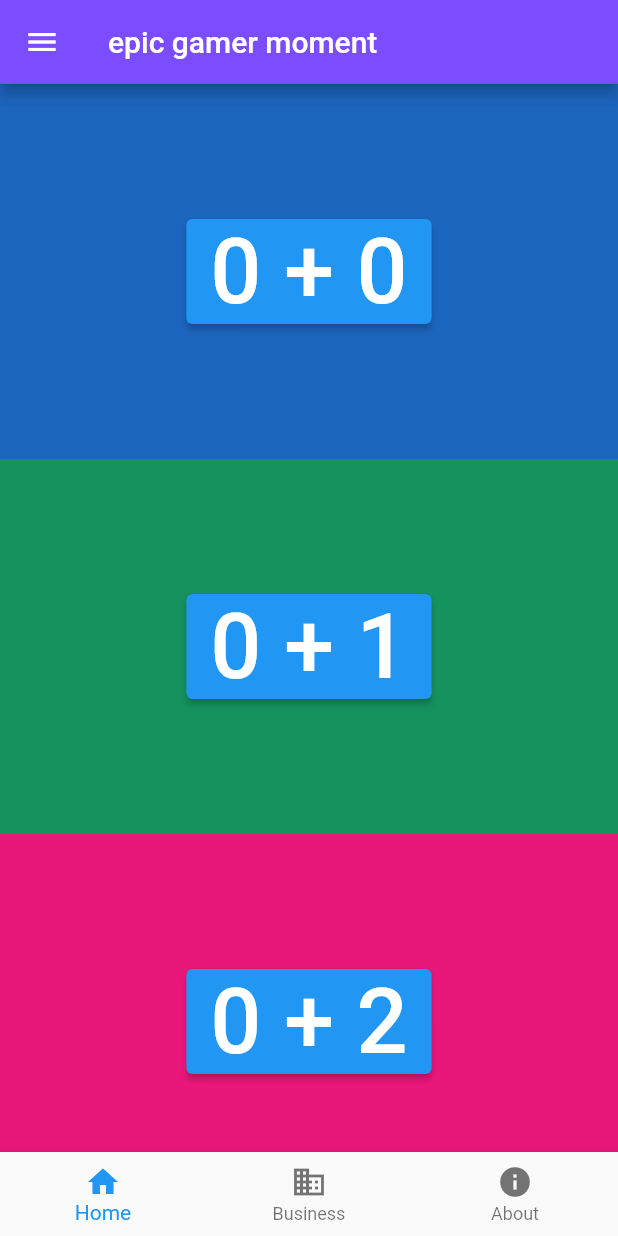
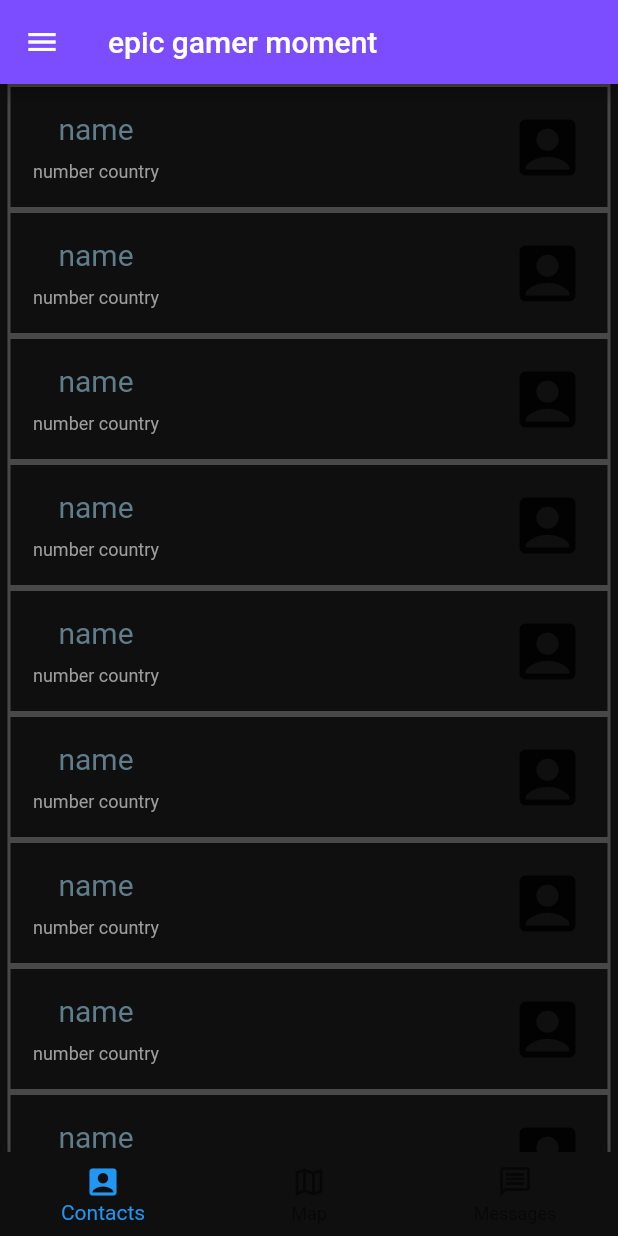
Before and after one commit to pennyb0i/flutter-1, a Flutter app: the screen it shows after launch, on a phone screen of 412 x 824 dp. Run offline on Flutter 3.47's test engine with Material 2 defaults, Android fonts, the phone set to English and light mode, and no system bars; our stand-ins replace firebase_core; accounts and stored records are empty.

Commit message:
Contact info containers

```diff
--- a/lib/main.dart
+++ b/lib/main.dart
@@ -1,10 +1,12 @@
 import 'dart:math';
 
 import 'package:flutter/material.dart';
+import 'package:firebase_core/firebase_core.dart';
 
 final _random = Random();
 
-void main() {
+Future<void> main() async {
+  WidgetsFlutterBinding.ensureInitialized();
   runApp(const MyApp());
 }
 
@@ -16,62 +18,69 @@ class MyApp extends StatefulWidget {
 }
 
 class _MyAppState extends State<MyApp> {
-  int count = 0;
+  final Future<FirebaseApp> _firebaseApp = Firebase.initializeApp();
 
   @override
   Widget build(BuildContext context) {
     return MaterialApp(
+      home: FutureBuilder(
+        future: _firebaseApp,
+        builder: (context, snapshot) {
+          if (snapshot.hasError) {
+            return const Text("We made a fucky wucky!");
+          }
+          else if (snapshot.hasData) {
+            return const HomePage();
+          }
+          else {
+            return const Center(
+              child: CircularProgressIndicator(),
+            );
+          }
+        },
+      )
+    );
+  }
+}
+
+class HomePage extends StatefulWidget {
+  const HomePage({Key? key}) : super(key: key);
+
+  @override
+  State<HomePage> createState() => _HomePageState();
+}
+
+class _HomePageState extends State<HomePage> {
+  int count = 0;
+  @override
+  Widget build(BuildContext context) {
+    return MaterialApp(
       home: Scaffold(
+        backgroundColor: const Color(0xFF0F0F0F),
         appBar: AppBar(
             backgroundColor: Colors.deepPurpleAccent,
             title: const Text('epic gamer moment')
         ),
         body: ListView.builder(itemBuilder: (_,index) {
-          return Container(
-            color: Color.fromRGBO(
-                _random.nextInt(256),
-                _random.nextInt(256),
-                _random.nextInt(256),
-                1.0),
-            width: 50,
-            height: 250,
-            child: Center(
-              child: SizedBox(
-                width: null,
-                height: null,
-                child: ElevatedButton(
-                  child: Text(
-                    '$count + $index',
-                    style: const TextStyle(fontSize: 60),
-                  ),
-                  onPressed: () {
-                    setState(() {
-                      count++;
-                    });
-                  },
-                  onLongPress: () {
-                    setState(() {
-                      count = 0;
-                    });
-                  },
-                ),
-              ),
-            ),
-          );
+          return const ContactEntry();
         }),
         bottomNavigationBar: BottomNavigationBar(
+          backgroundColor: const Color(0xFF0F0F0F),
           items: const [
             BottomNavigationBarItem(
-              icon: Icon(Icons.home),
-              label: 'Home',
+              icon: Icon(Icons.account_box_outlined),
+              activeIcon: Icon(Icons.account_box),
+              label: 'Contacts',
             ),
             BottomNavigationBarItem(
-              icon: Icon(Icons.business),
-              label: 'Business',
+              icon: Icon(Icons.map_outlined),
+              activeIcon: Icon(Icons.map),
+              label: 'Map',
             ),
             BottomNavigationBarItem(
-              icon: Icon(Icons.info),
-              label: 'About',
+              icon: Icon(Icons.message_outlined),
+              activeIcon: Icon(Icons.message),
+              label: 'Messages',
             )
           ],
         ),
@@ -82,3 +91,45 @@ class _MyAppState extends State<MyApp> {
     );
   }
 }
+
+class ContactEntry extends StatelessWidget {
+  const ContactEntry({Key? key}) : super(key: key);
+
+  static const mainTxtStyle = TextStyle(fontSize: 20, color: Colors.blueGrey);
+  static const descTxtStyle = TextStyle(fontSize: 12, color: Colors.grey);
+
+  @override
+  Widget build(BuildContext context) {
+    return Container(
+      margin: const EdgeInsets.symmetric(horizontal: 5),
+      decoration: BoxDecoration(
+        border: Border.all(color: Colors.white24, width: 2.0),
+      ),
+      padding: const EdgeInsets.all(15),
+      child: Row(
+        mainAxisAlignment: MainAxisAlignment.spaceBetween,
+        children: [
+          Column(
+            children: [
+              Padding(
+                padding: const EdgeInsets.only(bottom: 10),
+                child: Row(
+                  children: const [
+                    Text("name", style: mainTxtStyle),
+                  ],
+                ),
+              ),
+              Row(
+                children: const [
+                  Text("number ", style: descTxtStyle),
+                  Text("country", style: descTxtStyle),
+                ],
+              ),
+            ],
+          ),
+          const Icon(Icons.account_box, size: 50),
+        ],
+      ),
+    );
+  }
+}
--- a/pubspec.yaml
+++ b/pubspec.yaml
@@ -30,12 +30,13 @@ dependencies:
   flutter:
     sdk: flutter
 
-
   random_color: ^1.0.5
+  firebase_core: ^1.14.0
 
   # The following adds the Cupertino Icons font to your application.
   # Use with the CupertinoIcons class for iOS style icons.
   cupertino_icons: ^1.0.2
+  firebase_database: ^9.0.9
 
 dev_dependencies:
   flutter_test:
```
Also changed, not shown: pubspec.lock, 3 other files.
